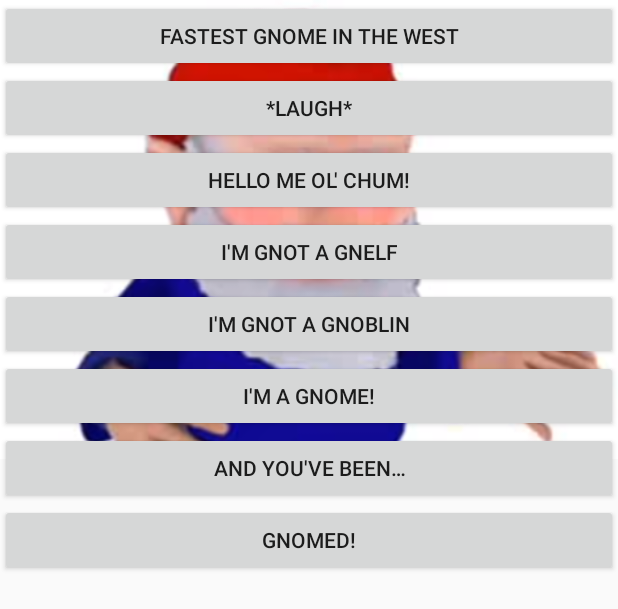
After one commit to busisd/NogginBoard, an Android app: the layout gnome_fragment.xml on its own in the app's theme, with its tools: preview values and no code run, on a phone screen of 412 x 824 dp. The commit adds this screen. Shown: the top 609 px of the screen. Run offline under Robolectric (Android 15) with nearby library versions, the phone set to English and light mode, and no system bars.

Commit message:
Everything works except the image

```diff
--- a/app/src/main/AndroidManifest.xml
+++ b/app/src/main/AndroidManifest.xml
@@ -17,8 +17,6 @@
                 <category android:name="android.intent.category.LAUNCHER" />
             </intent-filter>
         </activity>
-        <activity android:name=".MainActivity$ScreenSlidePagerActivity" />
-        <activity android:name=".ScreenSlidePagerActivity" />
     </application>
 
 </manifest>
--- a/app/src/main/java/com/example/nogginboard/MainActivity.java
+++ b/app/src/main/java/com/example/nogginboard/MainActivity.java
@@ -50,7 +50,6 @@ public class MainActivity extends FragmentActivity {
         playerGnomed = MediaPlayer.create(getApplicationContext(), R.raw.gnomegnomed);
 
         mainImage = findViewById(R.id.gnomeImage);
-        mainImage.setImageResource(R.drawable.gnomeface);
 
         playerFastest.setOnCompletionListener(new MediaPlayer.OnCompletionListener() {
             @Override
@@ -76,7 +75,7 @@ public class MainActivity extends FragmentActivity {
 
         @Override
         public Fragment getItem(int position) {
-            return new ScreenSlidePageFragment();
+            return new GnomeFragment();
         }
 
         @Override
--- a/app/src/main/res/layout/activity_screen_slide.xml
+++ /dev/null
@@ -1,6 +0,0 @@
-<!-- activity_screen_slide.xml -->
-<android.support.v4.view.ViewPager
-    xmlns:android="http://schemas.android.com/apk/res/android"
-    android:id="@+id/pager123"
-    android:layout_width="match_parent"
-    android:layout_height="match_parent" />
--- /dev/null
+++ b/app/src/main/res/layout/gnome_fragment.xml
@@ -0,0 +1,88 @@
+<?xml version="1.0" encoding="utf-8"?>
+<android.support.constraint.ConstraintLayout
+    xmlns:android="http://schemas.android.com/apk/res/android"
+    xmlns:app="http://schemas.android.com/apk/res-auto"
+    android:layout_width="match_parent"
+    android:layout_height="match_parent">
+
+    <ImageView
+        android:id="@+id/gnomeImage"
+        android:layout_width="match_parent"
+        android:layout_height="wrap_content"
+        android:adjustViewBounds="true"
+        android:contentDescription="@string/gnomeImageDescription"
+        android:scaleType="centerInside"
+        app:srcCompat="@drawable/gnomeface" />
+
+    <ScrollView
+        android:layout_width="match_parent"
+        android:layout_height="match_parent"
+        app:layout_constraintBottom_toBottomOf="parent"
+        app:layout_constraintStart_toStartOf="parent"
+        app:layout_constraintTop_toTopOf="parent">
+
+        <LinearLayout
+            android:layout_width="match_parent"
+            android:layout_height="wrap_content"
+            android:orientation="vertical">
+
+            <Button
+                android:id="@+id/buttonFastest"
+                android:layout_width="match_parent"
+                android:layout_height="wrap_content"
+                android:onClick="playSoundFastest"
+                android:text="@string/fastest" />
+
+            <Button
+                android:id="@+id/buttonLaugh"
+                android:layout_width="match_parent"
+                android:layout_height="wrap_content"
+                android:onClick="playSoundLaugh"
+                android:text="@string/laugh" />
+
+            <Button
+                android:id="@+id/buttonHello"
+                android:layout_width="match_parent"
+                android:layout_height="wrap_content"
+                android:onClick="playSoundHello"
+                android:text="@string/hello" />
+
+            <Button
+                android:id="@+id/buttonGnelf"
+                android:layout_width="match_parent"
+                android:layout_height="wrap_content"
+                android:onClick="playSoundGnelf"
+                android:text="@string/gnelf" />
+
+            <Button
+                android:id="@+id/buttonGnoblin"
+                android:layout_width="match_parent"
+                android:layout_height="wrap_content"
+                android:onClick="playSoundGnoblin"
+                android:text="@string/gnoblin" />
+
+            <Button
+                android:id="@+id/buttonGnome"
+                android:layout_width="match_parent"
+                android:layout_height="wrap_content"
+                android:onClick="playSoundGnome"
+                android:text="@string/gnome" />
+
+            <Button
+                android:id="@+id/buttonYouveBeen"
+                android:layout_width="match_parent"
+                android:layout_height="wrap_content"
+                android:onClick="playSoundYouveBeen"
+                android:text="@string/youvebeen" />
+
+            <Button
+                android:id="@+id/buttonGnomed"
+                android:layout_width="match_parent"
+                android:layout_height="wrap_content"
+                android:onClick="playSoundGnomed"
+                android:text="@string/gnomed" />
+
+        </LinearLayout>
+    </ScrollView>
+
+</android.support.constraint.ConstraintLayout>
```
Also changed, not shown: app/src/main/java/com/example/nogginboard/GnomeFragment.java (added, +15 -0 lines), app/src/main/java/com/example/nogginboard/ScreenSlidePagerActivity.java (deleted, +0 -16 lines), app/src/main/res/layout/activity_main.xml (+3 -88 lines).
